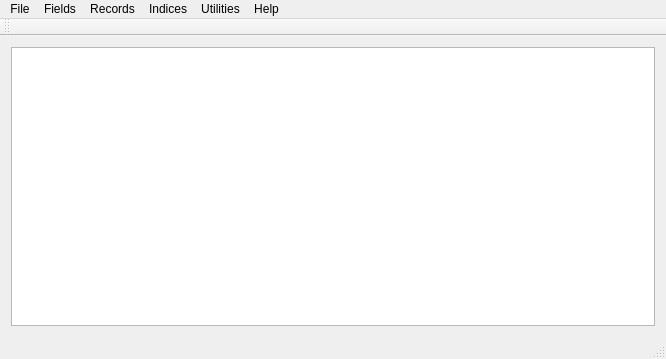
Above: RecordsManagementSystem/mainwindow.ui from Henry23/RecordsManagementSystem before the change. Below: the same form after it.
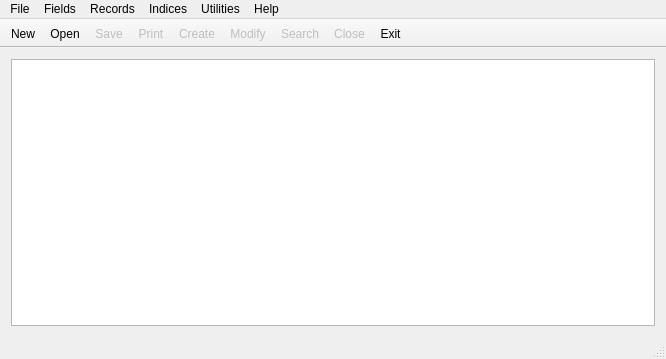
That is the form after the change. Icons and pictures are not drawn.

Commit message: Changes: -Add somme records information functions -Show records -Modify GUI -Other minor changes

What changed in the file:
```diff
--- a/RecordsManagementSystem/mainwindow.ui
+++ b/RecordsManagementSystem/mainwindow.ui
@@ -91,18 +91,36 @@
    <addaction name="menuHelp"/>
   </widget>
   <widget class="QToolBar" name="mainToolBar">
+   <property name="movable">
+    <bool>false</bool>
+   </property>
    <attribute name="toolBarArea">
     <enum>TopToolBarArea</enum>
    </attribute>
    <attribute name="toolBarBreak">
     <bool>false</bool>
    </attribute>
+   <addaction name="actionNewFile"/>
+   <addaction name="actionOpenFile"/>
+   <addaction name="actionSaveFile"/>
+   <addaction name="actionPrintFile"/>
+   <addaction name="actionCreateField"/>
+   <addaction name="actionModifyField"/>
+   <addaction name="actionSearchRecord"/>
+   <addaction name="actionCloseFile"/>
+   <addaction name="actionExit"/>
   </widget>
   <widget class="QStatusBar" name="statusBar"/>
   <action name="actionNewFile">
    <property name="text">
     <string>New</string>
    </property>
+   <property name="iconText">
+    <string>New</string>
+   </property>
+   <property name="toolTip">
+    <string>New File</string>
+   </property>
   </action>
   <action name="actionSaveFile">
    <property name="enabled">
```
Left out of the diff: 64 changed lines with no effect on the pictures. The commit also changes 21 other files.
